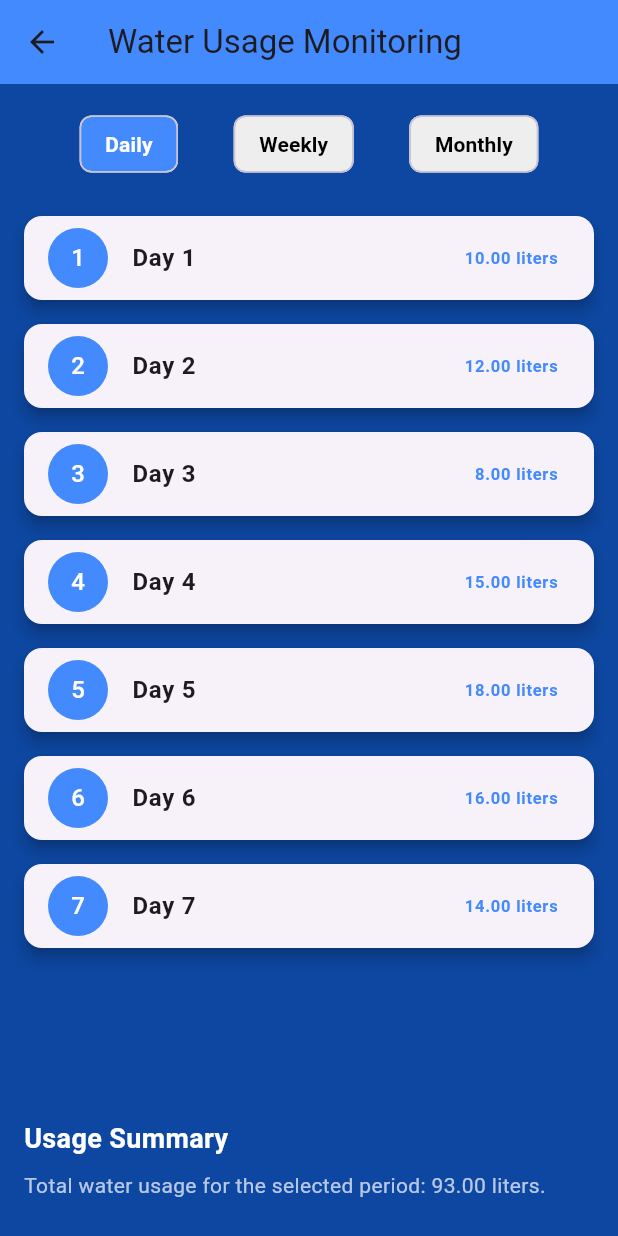
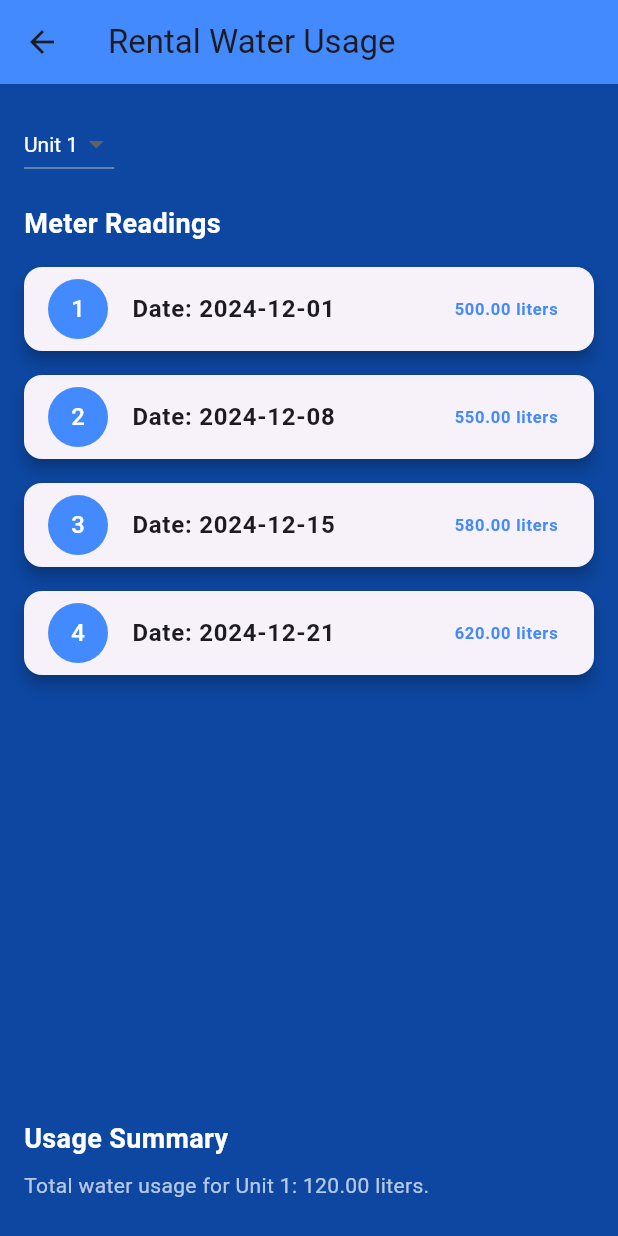
Before and after one commit to NexusGKSoftwares/pure_waters_app, a Flutter app: the UsageScreen screen opened directly, on a phone screen of 412 x 824 dp. Run offline on Flutter 3.47's test engine with Material 3 defaults, Android fonts, the phone set to English and light mode, and no system bars; our stand-ins replace image_picker.

Commit message:
changes to major

```diff
--- a/lib/screens/usage_screen.dart
+++ b/lib/screens/usage_screen.dart
@@ -8,60 +8,84 @@ class UsageScreen extends StatefulWidget {
 }
 
 class _UsageScreenState extends State<UsageScreen> {
-  String selectedPeriod = 'Daily'; // Default tab
+  String selectedUnit = 'Unit 1'; // Default rental unit
 
-  // Mock data for usage (replace with real data later)
-  final Map<String, List<double>> usageData = {
-    'Daily': [10, 12, 8, 15, 18, 16, 14],
-    'Weekly': [100, 120, 140, 110, 90, 80, 150],
-    'Monthly': [450, 480, 500, 530, 550, 520, 540],
+  // Mock data for meter readings (replace with real data from a backend)
+  final Map<String, List<Map<String, dynamic>>> unitData = {
+    'Unit 1': [
+      {'date': '2024-12-01', 'reading': 500.0},
+      {'date': '2024-12-08', 'reading': 550.0},
+      {'date': '2024-12-15', 'reading': 580.0},
+      {'date': '2024-12-21', 'reading': 620.0},
+    ],
+    'Unit 2': [
+      {'date': '2024-12-01', 'reading': 400.0},
+      {'date': '2024-12-08', 'reading': 450.0},
+      {'date': '2024-12-15', 'reading': 490.0},
+      {'date': '2024-12-21', 'reading': 530.0},
+    ],
+    'Unit 3': [
+      {'date': '2024-12-01', 'reading': 700.0},
+      {'date': '2024-12-08', 'reading': 750.0},
+      {'date': '2024-12-15', 'reading': 790.0},
+      {'date': '2024-12-21', 'reading': 850.0},
+    ],
   };
 
   @override
   Widget build(BuildContext context) {
-    List<double> currentData = usageData[selectedPeriod]!;
-    double totalUsage = currentData.reduce((a, b) => a + b);
+    List<Map<String, dynamic>> currentData = unitData[selectedUnit]!;
+
+    // Calculate total usage for the selected unit
+    double totalUsage = 0;
+    for (int i = 1; i < currentData.length; i++) {
+      totalUsage += currentData[i]['reading'] - currentData[i - 1]['reading'];
+    }
 
     return Scaffold(
       appBar: AppBar(
-        title: const Text('Water Usage Monitoring'),
-        backgroundColor: Colors.blueAccent, // AppBar matches the theme
+        title: const Text('Rental Water Usage'),
+        backgroundColor: Colors.blueAccent,
       ),
-      backgroundColor: Colors.blue[900], // Deep blue background
+      backgroundColor: Colors.blue[900],
       body: Padding(
         padding: const EdgeInsets.all(16.0),
         child: Column(
           crossAxisAlignment: CrossAxisAlignment.start,
           children: [
-            // Period Selection Tabs
-            Row(
-              mainAxisAlignment: MainAxisAlignment.spaceEvenly,
-              children: ['Daily', 'Weekly', 'Monthly'].map((period) {
-                return GestureDetector(
-                  onTap: () {
-                    setState(() {
-                      selectedPeriod = period;
-                    });
-                  },
-                  child: Chip(
-                    label: Text(period),
-                    backgroundColor: selectedPeriod == period
-                        ? Colors.blueAccent
-                        : Colors.grey[200],
-                    labelStyle: TextStyle(
-                      color: selectedPeriod == period
-                          ? Colors.white
-                          : Colors.black,
-                      fontWeight: FontWeight.bold,
-                    ),
+            // Rental Unit Selector
+            DropdownButton<String>(
+              value: selectedUnit,
+              dropdownColor: Colors.blue[800],
+              items: unitData.keys.map((unit) {
+                return DropdownMenuItem<String>(
+                  value: unit,
+                  child: Text(
+                    unit,
+                    style: const TextStyle(color: Colors.white),
                   ),
                 );
               }).toList(),
+              onChanged: (newValue) {
+                setState(() {
+                  selectedUnit = newValue!;
+                });
+              },
+              style: const TextStyle(color: Colors.white),
             ),
 
             const SizedBox(height: 16),
 
-            // Usage Table
+            // Meter Readings Table
+            const Text(
+              'Meter Readings',
+              style: TextStyle(
+                fontSize: 18,
+                fontWeight: FontWeight.bold,
+                color: Colors.white,
+              ),
+            ),
+            const SizedBox(height: 8),
             Expanded(
               child: ListView.builder(
                 itemCount: currentData.length,
@@ -81,15 +105,11 @@ class _UsageScreenState extends State<UsageScreen> {
                         ),
                       ),
                       title: Text(
-                        selectedPeriod == 'Daily'
-                            ? 'Day ${index + 1}'
-                            : selectedPeriod == 'Weekly'
-                            ? 'Week ${index + 1}'
-                            : 'Month ${index + 1}',
+                        'Date: ${currentData[index]['date']}',
                         style: const TextStyle(fontWeight: FontWeight.bold),
                       ),
                       trailing: Text(
-                        '${currentData[index].toStringAsFixed(2)} liters',
+                        '${currentData[index]['reading'].toStringAsFixed(2)} liters',
                         style: const TextStyle(
                           fontWeight: FontWeight.bold,
                           color: Colors.blueAccent,
@@ -114,7 +134,7 @@ class _UsageScreenState extends State<UsageScreen> {
             ),
             const SizedBox(height: 8),
             Text(
-              'Total water usage for the selected period: ${totalUsage.toStringAsFixed(2)} liters.',
+              'Total water usage for ${selectedUnit}: ${totalUsage.toStringAsFixed(2)} liters.',
               style: const TextStyle(color: Colors.white70),
             ),
 
@@ -123,7 +143,7 @@ class _UsageScreenState extends State<UsageScreen> {
             // High Usage Alert
             if (totalUsage > 500)
               const Text(
-                '⚠️ High usage detected. Consider reducing your water usage.',
+                '⚠️ High usage detected for this rental unit. Consider monitoring usage.',
                 style: TextStyle(color: Colors.redAccent),
               ),
           ],
```
Also changed, not shown: 5 other files.
